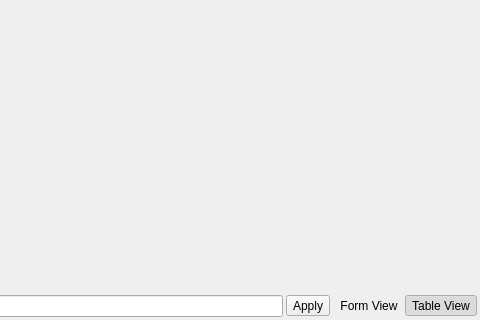
Old version of the form src/ui/qgsattributetabledialog.ui in the repository qgis/QGIS; both pictures show x 574 to 1054 and y 250 to 570 of the 1054 by 570 pixel window.
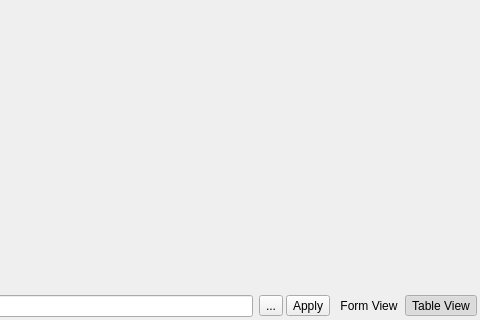
New version of the form. Icons and pictures are not drawn. Custom widgets are drawn as their Qt base class.

Commit message: improve gui for stored filter expressions

```diff
--- a/src/ui/qgsattributetabledialog.ui
+++ b/src/ui/qgsattributetabledialog.ui
@@ -155,6 +155,13 @@
         <item row="0" column="0">
          <widget class="QgsFilterLineEdit" name="mFilterQuery"/>
         </item>
+        <item row="0" column="1">
+         <widget class="QToolButton" name="mStoreFilterExpressionButton">
+          <property name="text">
+           <string>...</string>
+          </property>
+         </widget>
+        </item>
        </layout>
       </widget>
      </item>
```
Left out of the diff: 17 changed lines with no effect on the pictures. The commit also changes 3 other files.
